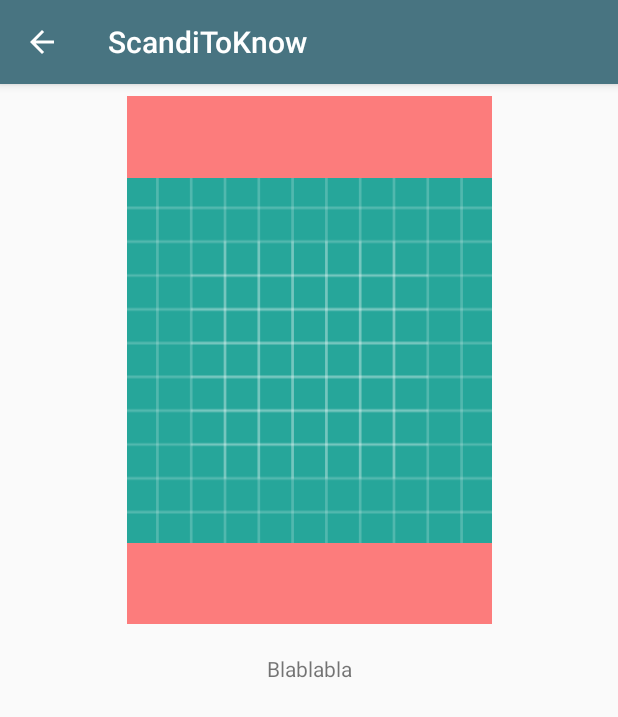
After one commit to bloshchytska/ScandiToKnow, an Android app: the DisplayResultMessageActivity screen opened directly, with no data from a screen before it, on a phone screen of 412 x 824 dp. The commit adds this screen. Shown: the top 717 px of the screen. Run offline under Robolectric (Android 15) with nearby library versions, the phone set to English and light mode, and no system bars.

Commit message:
added new activity, show results: picture and text

```diff
--- /dev/null
+++ b/app/src/main/java/com/example/abloshchytska/myfirstapp/DisplayResultMessageActivity.java
@@ -0,0 +1,25 @@
+package com.example.abloshchytska.myfirstapp;
+
+import android.graphics.Bitmap;
+import android.support.v7.app.AppCompatActivity;
+import android.os.Bundle;
+import android.widget.ImageView;
+
+public class DisplayResultMessageActivity extends AppCompatActivity {
+
+    @Override
+    protected void onCreate(Bundle savedInstanceState) {
+        super.onCreate(savedInstanceState);
+        setContentView(R.layout.activity_display_result_message);
+
+        ImageView imageView = findViewById(R.id.imageResultView);
+        Bitmap bitmap = MainActivity.croppedImage;
+
+        if (bitmap != null) {
+            imageView.setImageBitmap(bitmap);
+        } else {
+            imageView.setBackgroundColor(0x80ff0000);
+        }
+
+    }
+}
--- /dev/null
+++ b/app/src/main/res/layout/activity_display_result_message.xml
@@ -0,0 +1,36 @@
+<?xml version="1.0" encoding="utf-8"?>
+<android.support.constraint.ConstraintLayout xmlns:android="http://schemas.android.com/apk/res/android"
+    xmlns:app="http://schemas.android.com/apk/res-auto"
+    xmlns:tools="http://schemas.android.com/tools"
+    android:layout_width="match_parent"
+    android:layout_height="match_parent"
+    tools:context=".DisplayResultMessageActivity">
+
+    <TextView
+        android:id="@+id/textResultView"
+        android:layout_width="wrap_content"
+        android:layout_height="wrap_content"
+        android:layout_marginEnd="8dp"
+        android:layout_marginLeft="8dp"
+        android:layout_marginRight="8dp"
+        android:layout_marginStart="8dp"
+        android:layout_marginTop="20dp"
+        android:text="@string/story_for_image"
+        app:layout_constraintEnd_toEndOf="parent"
+        app:layout_constraintStart_toStartOf="parent"
+        app:layout_constraintTop_toBottomOf="@+id/imageResultView" />
+
+    <ImageView
+        android:id="@+id/imageResultView"
+        android:layout_width="243dp"
+        android:layout_height="352dp"
+        android:layout_marginEnd="8dp"
+        android:layout_marginLeft="8dp"
+        android:layout_marginRight="8dp"
+        android:layout_marginStart="8dp"
+        android:layout_marginTop="8dp"
+        app:layout_constraintEnd_toEndOf="parent"
+        app:layout_constraintStart_toStartOf="parent"
+        app:layout_constraintTop_toTopOf="parent"
+        app:srcCompat="@drawable/ic_launcher_background" />
+</android.support.constraint.ConstraintLayout>
--- a/app/src/main/res/values/strings.xml
+++ b/app/src/main/res/values/strings.xml
@@ -2,5 +2,6 @@
     <string name="app_name">ScandiToKnow</string>
     <string name="start_button_name">Aufnehmen</string>
     <string name="crop_button_name">Bildausschnitt erstellen</string>
-    <string name="description_start_image">Caputred image</string>
+    <string name="description_start_image">Captured image</string>
+    <string name="story_for_image">Blablabla</string>
 </resources>
```
Also changed, not shown: app/src/main/AndroidManifest.xml (+11 -1 lines), app/src/main/java/com/example/abloshchytska/myfirstapp/MainActivity.java (+11 -10 lines).
